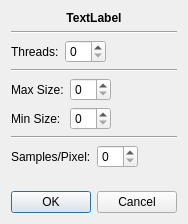
Before: the Qt Designer form src/ui/dialogs/parameters/path_tracing_nd.ui in cppd/math, drawn with Qt 5.
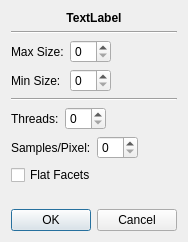
After: the same form once the commit is applied.

The edit to the form file:
```diff
--- a/src/ui/dialogs/parameters/path_tracing_nd.ui
+++ b/src/ui/dialogs/parameters/path_tracing_nd.ui
@@ -7,7 +7,7 @@
     <x>0</x>
     <y>0</y>
     <width>184</width>
-    <height>224</height>
+    <height>242</height>
    </rect>
   </property>
   <property name="windowTitle">
@@ -37,40 +37,6 @@
      </property>
     </widget>
    </item>
-   <item>
-    <layout class="QHBoxLayout" name="horizontalLayout">
-     <item>
-      <widget class="QLabel" name="label">
-       <property name="text">
-        <string>Threads:</string>
-       </property>
-      </widget>
-     </item>
-     <item>
-      <widget class="QSpinBox" name="spinBox_threads"/>
-     </item>
-     <item>
-      <spacer name="horizontalSpacer">
-       <property name="orientation">
-        <enum>Qt::Horizontal</enum>
-       </property>
-       <property name="sizeHint" stdset="0">
-        <size>
-         <width>40</width>
-         <height>20</height>
-        </size>
-       </property>
-      </spacer>
-     </item>
-    </layout>
-   </item>
-   <item>
-    <widget class="Line" name="line">
-     <property name="orientation">
-      <enum>Qt::Horizontal</enum>
-     </property>
-    </widget>
-   </item>
    <item>
     <layout class="QHBoxLayout" name="horizontalLayout_2">
      <item>
@@ -119,6 +85,33 @@
      </property>
     </widget>
    </item>
+   <item>
+    <layout class="QHBoxLayout" name="horizontalLayout">
+     <item>
+      <widget class="QLabel" name="label">
+       <property name="text">
+        <string>Threads:</string>
+       </property>
+      </widget>
+     </item>
+     <item>
+      <widget class="QSpinBox" name="spinBox_threads"/>
+     </item>
+     <item>
+      <spacer name="horizontalSpacer">
+       <property name="orientation">
+        <enum>Qt::Horizontal</enum>
+       </property>
+       <property name="sizeHint" stdset="0">
+        <size>
+         <width>40</width>
+         <height>20</height>
+        </size>
+       </property>
+      </spacer>
+     </item>
+    </layout>
+   </item>
    <item>
     <layout class="QHBoxLayout" name="horizontalLayout_4">
      <item>
@@ -146,6 +139,13 @@
      </item>
     </layout>
    </item>
+   <item>
+    <widget class="QCheckBox" name="checkBox_flat_facets">
+     <property name="text">
+      <string>Flat Facets</string>
+     </property>
+    </widget>
+   </item>
    <item>
     <spacer name="verticalSpacer">
      <property name="orientation">
```
